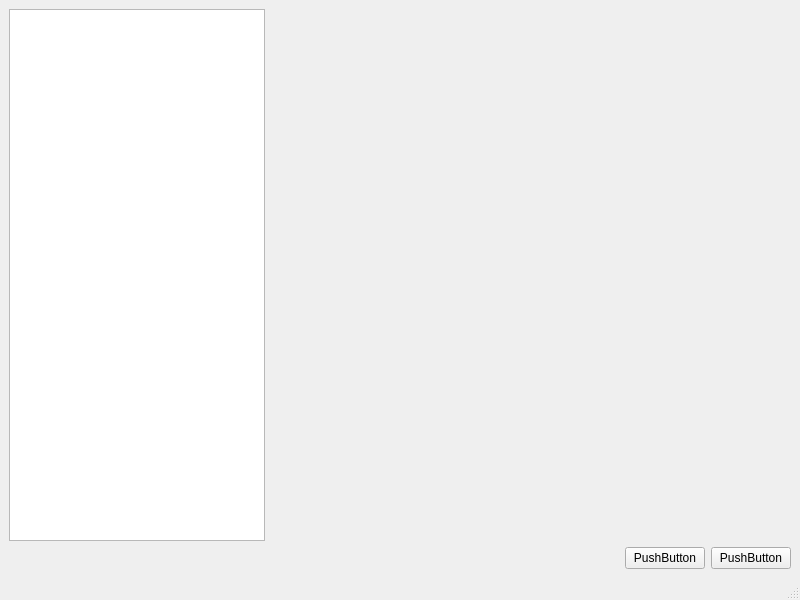
Kobes26/2025_20660177, file Worksheet6/QtProject/mainwindow.ui: the form before one commit.
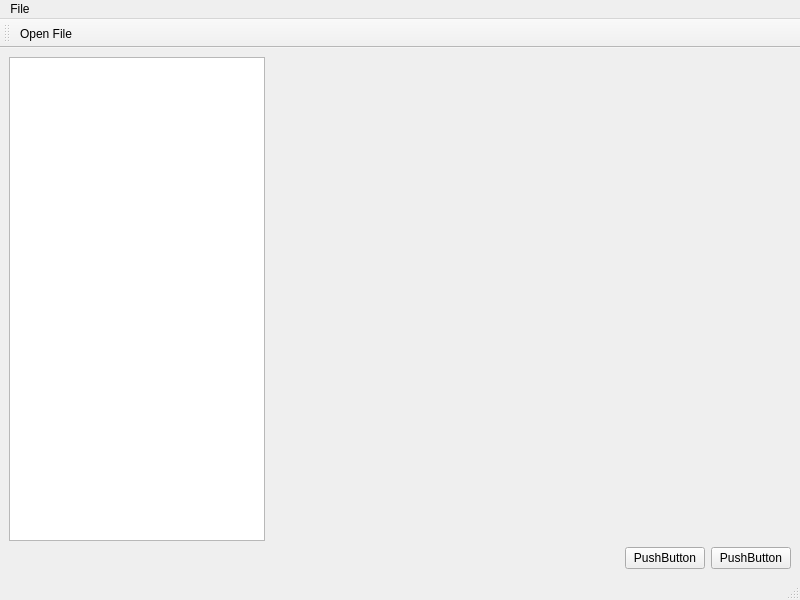
The form after the commit.

Commit message: Add file action added to toolbar/menu with slot

```diff
--- a/Worksheet6/QtProject/mainwindow.ui
+++ b/Worksheet6/QtProject/mainwindow.ui
@@ -81,8 +81,34 @@
      <height>25</height>
     </rect>
    </property>
+   <widget class="QMenu" name="menuFile">
+    <property name="title">
+     <string>File</string>
+    </property>
+   </widget>
+   <addaction name="menuFile"/>
   </widget>
   <widget class="QStatusBar" name="statusbar"/>
+  <widget class="QToolBar" name="toolBar">
+   <property name="windowTitle">
+    <string>toolBar</string>
+   </property>
+   <attribute name="toolBarArea">
+    <enum>TopToolBarArea</enum>
+   </attribute>
+   <attribute name="toolBarBreak">
+    <bool>false</bool>
+   </attribute>
+   <addaction name="actionOpen_File"/>
+  </widget>
+  <action name="actionOpen_File">
+   <property name="text">
+    <string>Open File</string>
+   </property>
+   <property name="menuRole">
+    <enum>QAction::MenuRole::NoRole</enum>
+   </property>
+  </action>
  </widget>
  <resources/>
  <connections/>
```
The commit also changes 2 other files.
